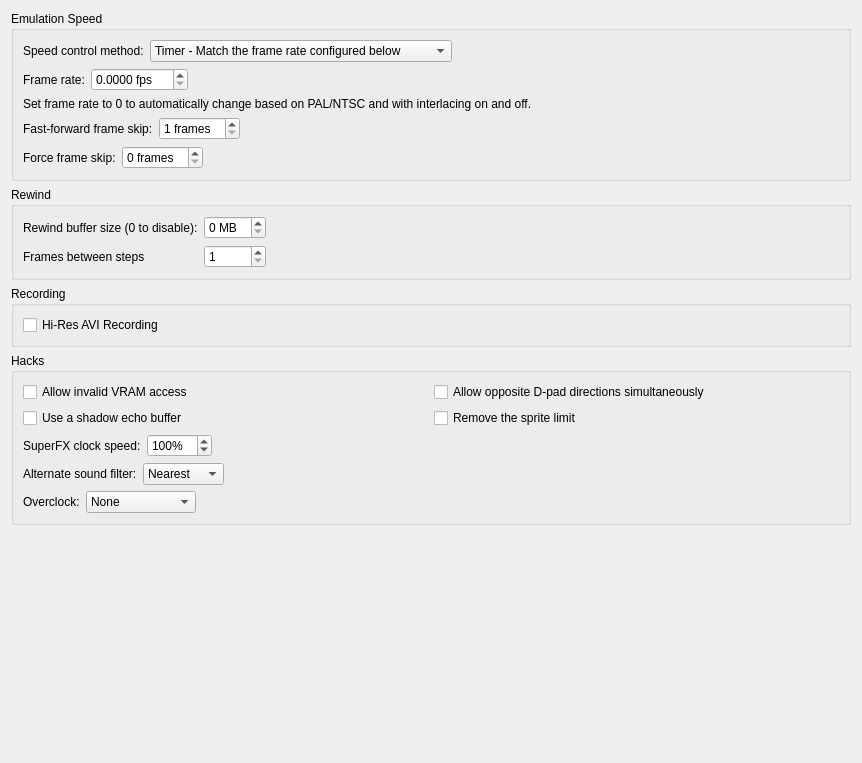
Deathsoul56/snes9xrd, file qt/src/EmulationPanel.ui: the form before one commit.
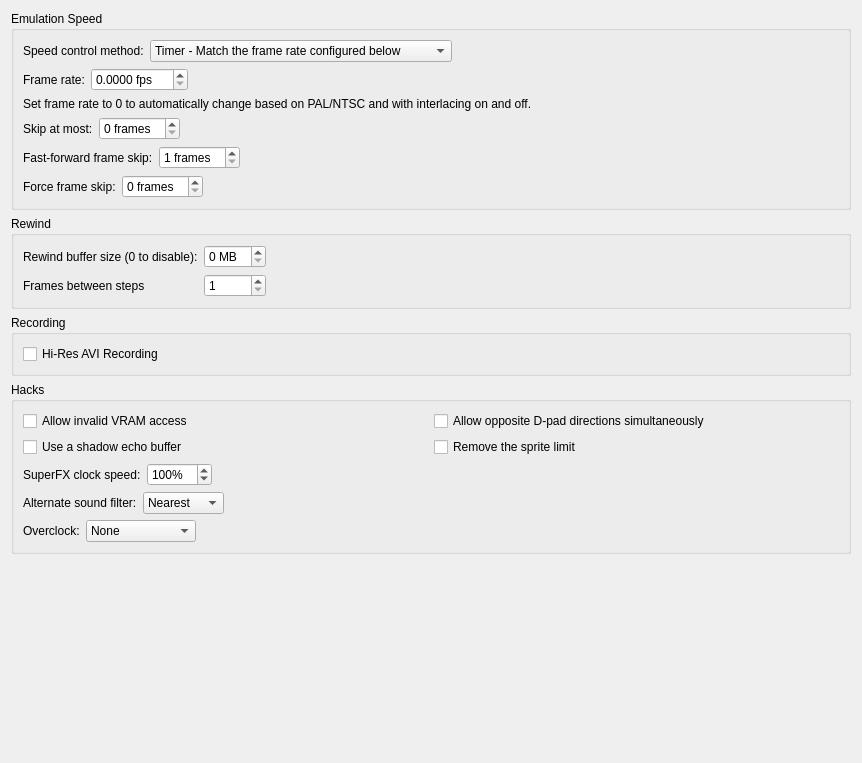
The form after the commit.

```diff
--- a/qt/src/EmulationPanel.ui
+++ b/qt/src/EmulationPanel.ui
@@ -130,6 +130,49 @@
         </property>
        </widget>
       </item>
+      <item>
+       <layout class="QHBoxLayout" name="horizontalLayout_skip_at_most">
+        <item>
+         <widget class="QLabel" name="label_skip_at_most">
+          <property name="text">
+           <string>Skip at most:</string>
+          </property>
+         </widget>
+        </item>
+        <item>
+         <widget class="QSpinBox" name="spinBox_max_frame_skip">
+          <property name="toolTip">
+           <string>Most frames "Timer with Frame Skipping" will skip in a row to keep up. 0 = no limit.</string>
+          </property>
+          <property name="whatsThis">
+           <string>&lt;html&gt;&lt;head/&gt;&lt;body&gt;&lt;p&gt;Caps how many consecutive frames the &lt;span style=&quot; font-style:italic;&quot;&gt;Timer with Frame Skipping&lt;/span&gt; speed control method will skip in a row before forcing a frame to render, even if it's still behind. Set to 0 for no limit.&lt;/p&gt;&lt;/body&gt;&lt;/html&gt;</string>
+          </property>
+          <property name="suffix">
+           <string> frames</string>
+          </property>
+          <property name="minimum">
+           <number>0</number>
+          </property>
+          <property name="maximum">
+           <number>59</number>
+          </property>
+         </widget>
+        </item>
+        <item>
+         <spacer name="horizontalSpacer_skip_at_most">
+          <property name="orientation">
+           <enum>Qt::Horizontal</enum>
+          </property>
+          <property name="sizeHint" stdset="0">
+           <size>
+            <width>40</width>
+            <height>20</height>
+           </size>
+          </property>
+         </spacer>
+        </item>
+       </layout>
+      </item>
       <item>
        <layout class="QHBoxLayout" name="horizontalLayout_5">
         <item>
```
